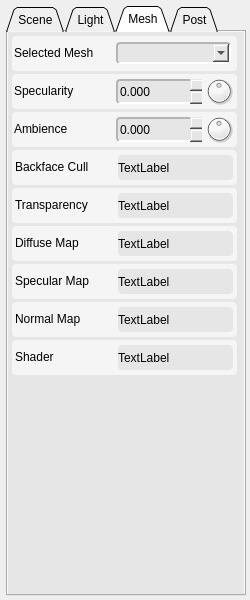
Before: the Qt Designer form ShaderEditor/qt/project/tweaker.ui in karajensen/shader-editor, drawn with Qt 5.
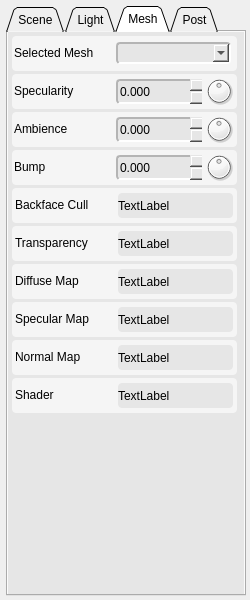
After: the same form once the commit is applied. The open tabs and pages were chosen to show the change.

Commit message: adding bump for meshes

Diff of the .ui file:
```diff
--- a/ShaderEditor/qt/project/tweaker.ui
+++ b/ShaderEditor/qt/project/tweaker.ui
@@ -4077,6 +4077,170 @@
           </widget>
          </widget>
         </item>
+        <item>
+         <widget class="QFrame" name="meshBump">
+          <property name="minimumSize">
+           <size>
+            <width>225</width>
+            <height>35</height>
+           </size>
+          </property>
+          <property name="maximumSize">
+           <size>
+            <width>225</width>
+            <height>35</height>
+           </size>
+          </property>
+          <property name="styleSheet">
+           <string notr="true">background-color: rgb(245, 245, 245);
+border-radius: 4px;</string>
+          </property>
+          <property name="frameShape">
+           <enum>QFrame::NoFrame</enum>
+          </property>
+          <property name="frameShadow">
+           <enum>QFrame::Plain</enum>
+          </property>
+          <property name="lineWidth">
+           <number>0</number>
+          </property>
+          <widget class="QLabel" name="meshBump_lbl">
+           <property name="geometry">
+            <rect>
+             <x>2</x>
+             <y>2</y>
+             <width>100</width>
+             <height>30</height>
+            </rect>
+           </property>
+           <property name="sizePolicy">
+            <sizepolicy hsizetype="Fixed" vsizetype="Fixed">
+             <horstretch>0</horstretch>
+             <verstretch>0</verstretch>
+            </sizepolicy>
+           </property>
+           <property name="minimumSize">
+            <size>
+             <width>100</width>
+             <height>30</height>
+            </size>
+           </property>
+           <property name="maximumSize">
+            <size>
+             <width>100</width>
+             <height>30</height>
+            </size>
+           </property>
+           <property name="font">
+            <font>
+             <weight>50</weight>
+             <bold>false</bold>
+            </font>
+           </property>
+           <property name="styleSheet">
+            <string notr="true">border-width: 0px;</string>
+           </property>
+           <property name="text">
+            <string>Bump</string>
+           </property>
+           <property name="margin">
+            <number>1</number>
+           </property>
+          </widget>
+          <widget class="QDoubleSpinBox" name="meshBump_value">
+           <property name="geometry">
+            <rect>
+             <x>104</x>
+             <y>5</y>
+             <width>86</width>
+             <height>25</height>
+            </rect>
+           </property>
+           <property name="sizePolicy">
+            <sizepolicy hsizetype="Fixed" vsizetype="Fixed">
+             <horstretch>0</horstretch>
+             <verstretch>0</verstretch>
+            </sizepolicy>
+           </property>
+           <property name="minimumSize">
+            <size>
+             <width>86</width>
+             <height>25</height>
+            </size>
+           </property>
+           <property name="maximumSize">
+            <size>
+             <width>86</width>
+             <height>25</height>
+            </size>
+           </property>
+           <property name="styleSheet">
+            <string notr="true">background-color: rgb(230, 230, 230);
+border-top-color: rgb(180, 180, 180);
+border-left-color: rgb(180, 180, 180);
+border-bottom-color: rgb(255, 255, 255);
+border-right-color: rgb(255, 255, 255);
+border-style: solid;
+border-width: 2px;</string>
+           </property>
+           <property name="frame">
+            <bool>false</bool>
+           </property>
+           <property name="buttonSymbols">
+            <enum>QAbstractSpinBox::UpDownArrows</enum>
+           </property>
+           <property name="decimals">
+            <number>3</number>
+           </property>
+           <property name="minimum">
+            <double>-9999.000000000000000</double>
+           </property>
+           <property name="maximum">
+            <double>9999.000000000000000</double>
+           </property>
+           <property name="singleStep">
+            <double>0.050000000000000</double>
+           </property>
+          </widget>
+          <widget class="QDial" name="meshBump_dial">
+           <property name="geometry">
+            <rect>
+             <x>192</x>
+             <y>2</y>
+             <width>30</width>
+             <height>30</height>
+            </rect>
+           </property>
+           <property name="sizePolicy">
+            <sizepolicy hsizetype="Fixed" vsizetype="Fixed">
+             <horstretch>0</horstretch>
+             <verstretch>0</verstretch>
+            </sizepolicy>
+           </property>
+           <property name="minimumSize">
+            <size>
+             <width>30</width>
+             <height>30</height>
+            </size>
+           </property>
+           <property name="maximumSize">
+            <size>
+             <width>30</width>
+             <height>30</height>
+            </size>
+           </property>
+           <property name="styleSheet">
+            <string notr="true">border-width: 0px;</string>
+           </property>
+           <property name="minimum">
+            <number>-10000</number>
+           </property>
+           <property name="maximum">
+            <number>10000</number>
+           </property>
+          </widget>
+         </widget>
+        </item>
         <item>
          <widget class="QFrame" name="backfaceCull">
           <property name="sizePolicy">
```
Left out of the diff: 2 changed lines with no effect on the pictures. The commit also changes 14 other files.
